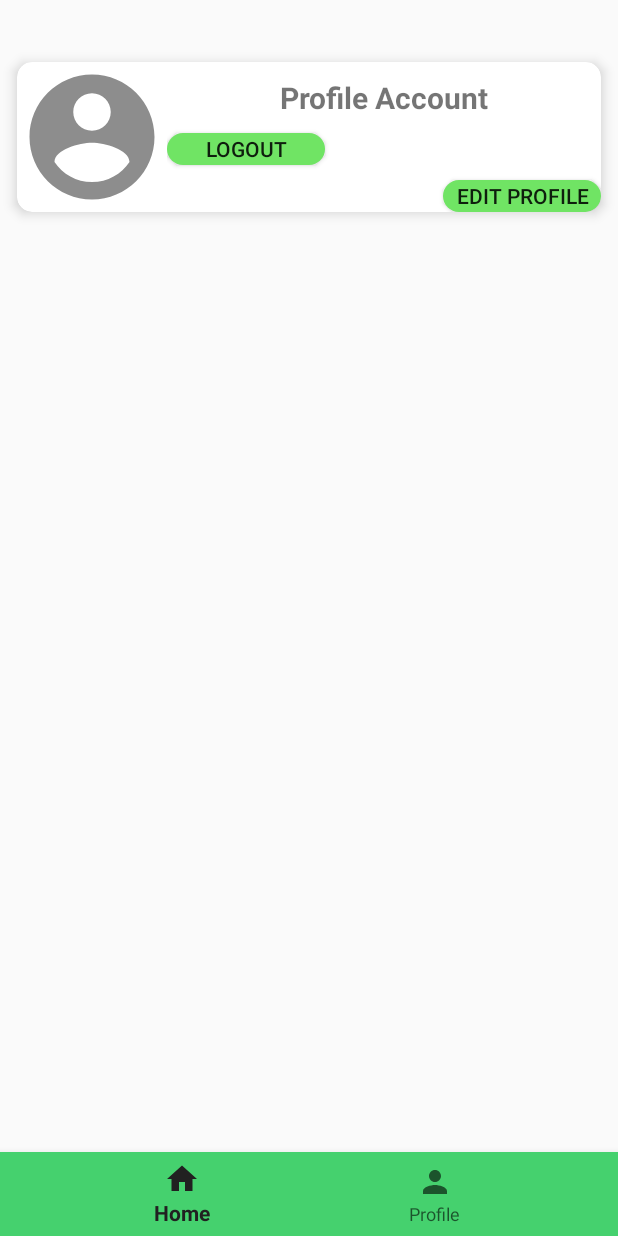
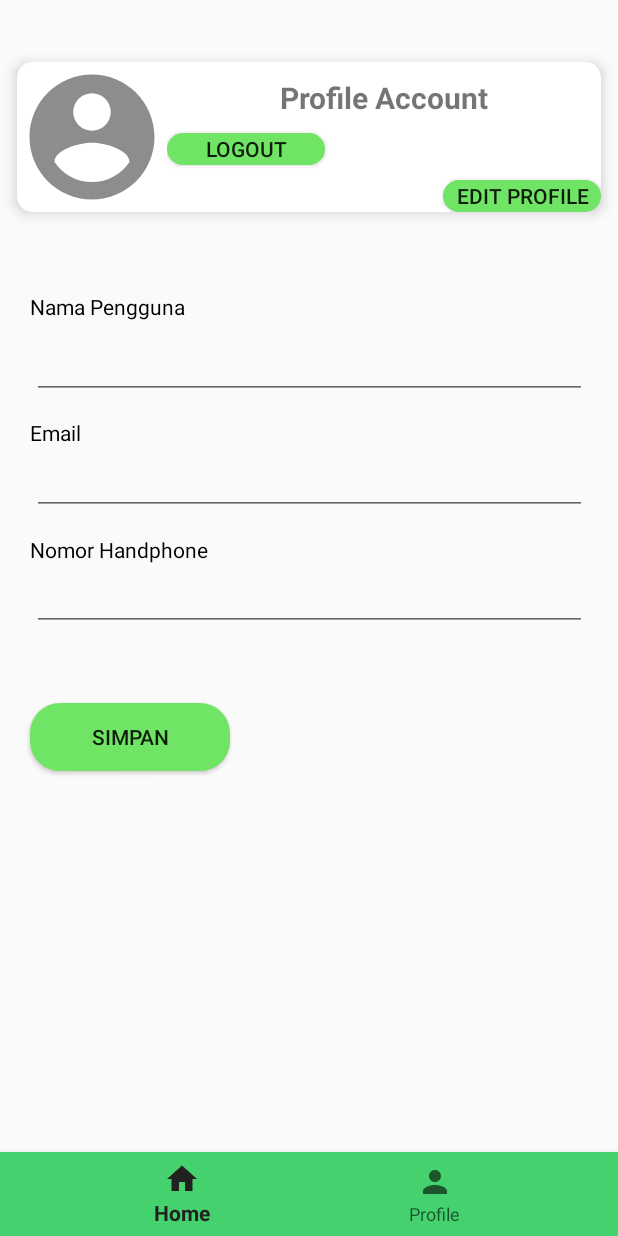
Before and after one commit to Rivaldz/HajiHealthMonitoring, an Android app: the fragment ProfileFragment placed in its activity, on a phone screen of 412 x 824 dp. Run offline under Robolectric (Android 15) with nearby library versions, the light colour scheme and no system bars; our stand-ins replace Firebase (no records; nobody signed in at launch, a user with empty details on screens opened directly).

Commit message:
menambahkan profil

```diff
--- a/app/src/main/java/com/valdo/hajihealthmonitoring/activity/LoginActivity.java
+++ b/app/src/main/java/com/valdo/hajihealthmonitoring/activity/LoginActivity.java
@@ -6,6 +6,7 @@ import androidx.appcompat.app.AppCompatActivity;
 import android.app.FragmentManager;
 import android.app.FragmentTransaction;
 import android.app.ProgressDialog;
+import android.content.Context;
 import android.content.Intent;
 import android.os.Bundle;
 import android.view.View;
@@ -24,6 +25,9 @@ import com.valdo.hajihealthmonitoring.Preferences.Preferences;
 import com.valdo.hajihealthmonitoring.R;
 import com.valdo.hajihealthmonitoring.fragment.ProfileFragment;
 
+import java.io.FileNotFoundException;
+import java.io.FileOutputStream;
+import java.io.IOException;
 import java.time.Instant;
 
 import static android.text.TextUtils.isEmpty;
@@ -35,6 +39,7 @@ public class LoginActivity extends AppCompatActivity {
     TextView register,lupaPass;
     EditText email, password;
     Button loginBut ;
+    String emailSto;
 
     private ProgressBar mProgress;
 
@@ -49,8 +54,10 @@ public class LoginActivity extends AppCompatActivity {
         loginBut = findViewById(R.id.buttonLogin);
         lupaPass = findViewById(R.id.forgotPassword);
         mProgress = findViewById(R.id.simpleProgressBar);
+
+
 //
-//        mProgress = new ProgressDialog(getBaseContext());
+//        mProgress = new ProgressDialog(gkketBaseContext());
 //        mProgress.setTitle("Processing...");
 //        mProgress.setMessage("Please wait...");
 //        mProgress.setCancelable(false);
@@ -78,6 +85,8 @@ public class LoginActivity extends AppCompatActivity {
            public void onClick(View v) {
               String emailSt = email.getText().toString();
               String passSt = password.getText().toString();
+              emailSto = emailSt;
+              Preferences.setLoggedInUser(getBaseContext(), emailSt);
 
                if (!isEmpty(emailSt) && !isEmpty(passSt)){
                   firebaseAuth.signInWithEmailAndPassword(emailSt,passSt)
@@ -110,4 +119,14 @@ public class LoginActivity extends AppCompatActivity {
 
 
     }
+
+    private String setEmail() throws IOException {
+        String emailSt = null;
+        FileOutputStream fOut = openFileOutput("eStorage", Context.MODE_PRIVATE);
+        fOut.write(emailSto.getBytes());
+        fOut.close();
+
+        return emailSt;
+
+    }
 }
--- a/app/src/main/java/com/valdo/hajihealthmonitoring/fragment/ProfileFragment.java
+++ b/app/src/main/java/com/valdo/hajihealthmonitoring/fragment/ProfileFragment.java
@@ -4,23 +4,37 @@ package com.valdo.hajihealthmonitoring.fragment;
 import android.content.Intent;
 import android.os.Bundle;
 
+import androidx.annotation.NonNull;
+import androidx.annotation.Nullable;
 import androidx.fragment.app.Fragment;
 
 import android.view.LayoutInflater;
 import android.view.View;
 import android.view.ViewGroup;
 import android.widget.Button;
+import android.widget.EditText;
 
+import com.google.firebase.database.ChildEventListener;
+import com.google.firebase.database.DataSnapshot;
+import com.google.firebase.database.DatabaseError;
+import com.google.firebase.database.DatabaseReference;
+import com.google.firebase.database.FirebaseDatabase;
 import com.valdo.hajihealthmonitoring.MainActivity;
 import com.valdo.hajihealthmonitoring.Preferences.Preferences;
 import com.valdo.hajihealthmonitoring.R;
+import com.valdo.hajihealthmonitoring.model.RegisterModel;
 
 /**
  * A simple {@link Fragment} subclass.
  */
 public class ProfileFragment extends Fragment {
 
-    Button logout;
+    Button logout,saveBt;
+    EditText email,username,noHp;
+    String emailSplit;
+
+    DatabaseReference databaseReference;
+    FirebaseDatabase firebaseDatabase;
 
 
     public ProfileFragment() {
@@ -34,6 +48,17 @@ public class ProfileFragment extends Fragment {
         // Inflate the layout for this fragment
         final View view = inflater.inflate(R.layout.fragment_profile, container, false);
         logout = view.findViewById(R.id.LogOut);
+        username = view.findViewById(R.id.usernameProfil);
+        email = view.findViewById(R.id.emailProfil);
+        noHp = view.findViewById(R.id.noHpProfil);
+
+        String emailLogin = Preferences.getLoggedInUser(getContext());
+        String[] part = emailLogin.split("\\.");
+        emailSplit = part[0];
+//        email.setText(emailLogin);
+        getFirebase();
+
+
 
         logout.setOnClickListener(new View.OnClickListener() {
             @Override
@@ -46,4 +71,42 @@ public class ProfileFragment extends Fragment {
         return  view;
     }
 
+    private void getFirebase(){
+
+        firebaseDatabase = FirebaseDatabase.getInstance();
+        databaseReference = firebaseDatabase.getReference();
+
+        databaseReference.child("User").child(emailSplit).addChildEventListener(new ChildEventListener() {
+            @Override
+            public void onChildAdded(@NonNull DataSnapshot dataSnapshot, @Nullable String s) {
+                RegisterModel showProfil = dataSnapshot.getValue(RegisterModel.class);
+                username.setText(showProfil.getNama());
+                email.setText(showProfil.getEmail());
+                noHp.setText(showProfil.getNoHp());
+
+                System.out.println(showProfil.getEmail() + "ini email " + showProfil.getNama() );
+            }
+
+            @Override
+            public void onChildChanged(@NonNull DataSnapshot dataSnapshot, @Nullable String s) {
+
+            }
+
+            @Override
+            public void onChildRemoved(@NonNull DataSnapshot dataSnapshot) {
+
+            }
+
+            @Override
+            public void onChildMoved(@NonNull DataSnapshot dataSnapshot, @Nullable String s) {
+
+            }
+
+            @Override
+            public void onCancelled(@NonNull DatabaseError databaseError) {
+
+            }
+        });
+    }
+
 }
--- a/app/src/main/res/layout/fragment_profile.xml
+++ b/app/src/main/res/layout/fragment_profile.xml
@@ -7,27 +7,28 @@
     tools:context=".fragment.ProfileFragment">
 
     <RelativeLayout
+        android:id="@+id/relativeLayout3"
+        android:layout_width="match_parent"
+        android:layout_height="wrap_content"
         android:layout_marginTop="30dp"
-        app:layout_constraintTop_toTopOf="parent"
+        app:layout_constraintEnd_toEndOf="parent"
         app:layout_constraintStart_toStartOf="parent"
-        app:layout_constraintEnd_toEndOf="parent"
-        android:layout_width="match_parent"
-        android:layout_height="wrap_content">
+        app:layout_constraintTop_toTopOf="parent">
 
         <androidx.cardview.widget.CardView
             android:id="@+id/cardprofile"
+            android:layout_width="match_parent"
+            android:layout_height="wrap_content"
             android:layout_margin="11dp"
-            app:cardElevation="5dp"
             app:cardBackgroundColor="@color/white"
             app:cardCornerRadius="10dp"
-            android:layout_width="match_parent"
-            android:layout_height="wrap_content">
+            app:cardElevation="5dp">
 
             <LinearLayout
                 android:layout_width="match_parent"
                 android:layout_height="match_parent"
-                android:weightSum="2"
-                android:orientation="horizontal">
+                android:orientation="horizontal"
+                android:weightSum="2">
 
                 <ImageView
 
@@ -40,21 +41,20 @@
                 <LinearLayout
                     android:layout_width="match_parent"
                     android:layout_height="match_parent"
+                    android:layout_gravity="center"
                     android:layout_weight="1"
-                    android:weightSum="2"
-                    android:layout_gravity="center"
-                    android:orientation="vertical">
+                    android:orientation="vertical"
+                    android:weightSum="2">
 
                     <TextView
                         android:id="@+id/textView"
                         android:layout_width="match_parent"
+                        android:layout_height="wrap_content"
+                        android:layout_marginTop="10dp"
+                        android:text="Profile Account"
+                        android:textAlignment="center"
                         android:textSize="20sp"
-                        android:layout_marginTop="10dp"
-                        android:textStyle="bold"
-                        android:textAlignment="center"
-                        android:layout_height="wrap_content"
-                        android:text="Profile Account" />
-
+                        android:textStyle="bold" />
 
                     <Button
                         android:id="@+id/LogOut"
@@ -66,6 +66,7 @@
                         android:background="@drawable/button_shapegreen"
                         android:text="Logout" />
 
+
                     <Button
                         android:id="@+id/editProfile"
                         android:layout_width="105dp"
@@ -75,8 +76,90 @@
                         android:layout_weight="1"
                         android:background="@drawable/button_shapegreen"
                         android:text="Edit Profile" />
+
                 </LinearLayout>
             </LinearLayout>
         </androidx.cardview.widget.CardView>
     </RelativeLayout>
+
+    <EditText
+        android:id="@+id/usernameProfil"
+        android:layout_width="370dp"
+        android:layout_height="wrap_content"
+        android:layout_marginTop="68dp"
+        android:ems="10"
+        android:inputType="textPersonName"
+        android:text=""
+        app:layout_constraintEnd_toEndOf="parent"
+        app:layout_constraintHorizontal_bias="0.512"
+        app:layout_constraintStart_toStartOf="parent"
+        app:layout_constraintTop_toBottomOf="@+id/relativeLayout3" />
+
+    <EditText
+        android:id="@+id/emailProfil"
+        android:layout_width="370dp"
+        android:layout_height="wrap_content"
+        android:layout_marginTop="32dp"
+        android:ems="10"
+        android:inputType="textPersonName"
+        android:text=""
+        app:layout_constraintEnd_toEndOf="parent"
+        app:layout_constraintStart_toStartOf="parent"
+        app:layout_constraintTop_toBottomOf="@+id/usernameProfil" />
+
+    <EditText
+        android:id="@+id/noHpProfil"
+        android:layout_width="370dp"
+        android:layout_height="wrap_content"
+        android:layout_marginTop="32dp"
+        android:ems="10"
+        android:inputType="textPersonName"
+        android:text=""
+        app:layout_constraintEnd_toEndOf="parent"
+        app:layout_constraintStart_toStartOf="parent"
+        app:layout_constraintTop_toBottomOf="@+id/emailProfil" />
+
+    <TextView
+        android:id="@+id/textView2"
+        android:layout_width="wrap_content"
+        android:layout_height="19dp"
+        android:layout_marginStart="20dp"
+        android:layout_marginTop="42dp"
+        android:text="Nama Pengguna"
+        android:textColor="@color/black"
+        app:layout_constraintStart_toStartOf="parent"
+        app:layout_constraintTop_toBottomOf="@+id/relativeLayout3" />
+
+    <TextView
+        android:id="@+id/textView3"
+        android:layout_width="wrap_content"
+        android:layout_height="wrap_content"
+        android:layout_marginStart="20dp"
+        android:layout_marginTop="126dp"
+        android:text="Email"
+        android:textColor="@color/black"
+        app:layout_constraintStart_toStartOf="parent"
+        app:layout_constraintTop_toBottomOf="@+id/relativeLayout3" />
+
+    <TextView
+        android:id="@+id/textView4"
+        android:layout_width="wrap_content"
+        android:layout_height="wrap_content"
+        android:layout_marginStart="20dp"
+        android:layout_marginTop="204dp"
+        android:text="Nomor Handphone"
+        android:textColor="@color/black"
+        app:layout_constraintStart_toStartOf="parent"
+        app:layout_constraintTop_toBottomOf="@+id/relativeLayout3" />
+
+    <Button
+        android:id="@+id/saveChanges"
+        android:layout_width="133dp"
+        android:layout_height="45dp"
+        android:layout_marginStart="20dp"
+        android:layout_marginTop="48dp"
+        android:background="@drawable/button_shapegreen"
+        android:text="SImpan"
+        app:layout_constraintStart_toStartOf="parent"
+        app:layout_constraintTop_toBottomOf="@+id/noHpProfil" />
 </androidx.constraintlayout.widget.ConstraintLayout>
```
